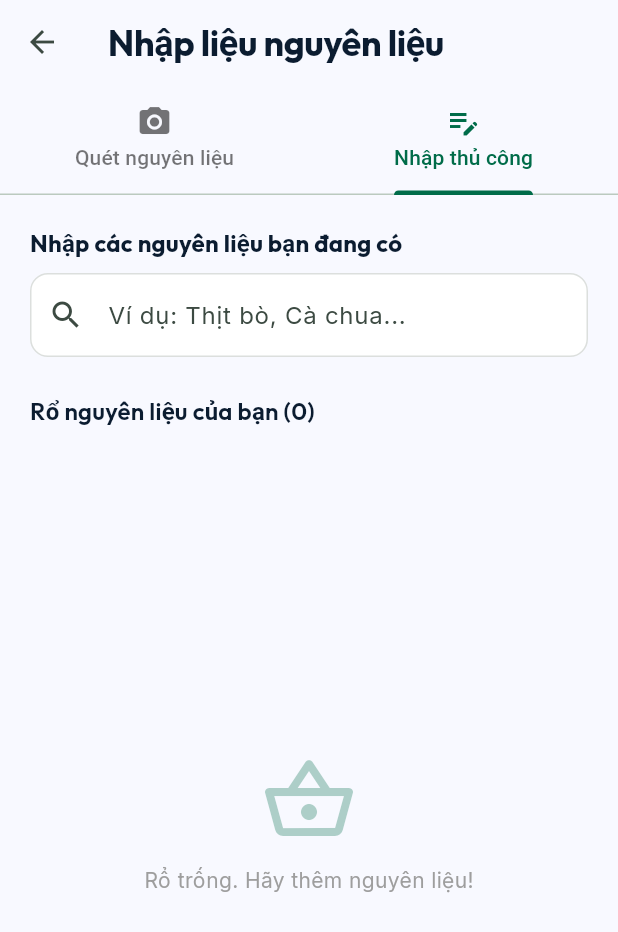
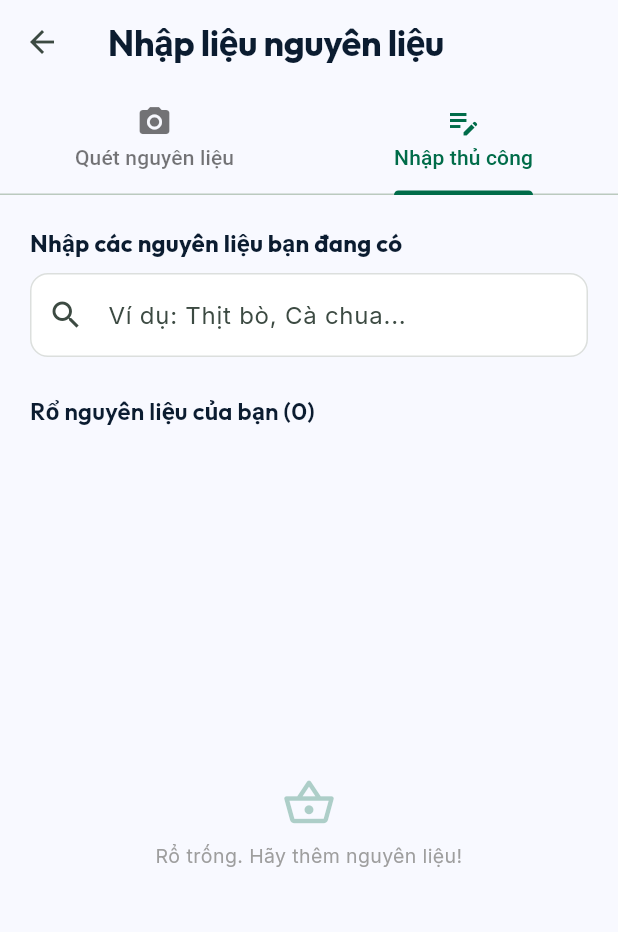
Before and after one commit to tyanzuq2811/SmartBite, a Flutter app: the InputHubScreen screen opened directly, tab 2 chosen, on a phone screen of 412 x 824 dp. Shown: the top 932 px of the screen. Run offline on Flutter 3.47's test engine with Material 3 defaults, Android fonts, the phone set to English and light mode, and no system bars; our stand-ins replace cloud_firestore, connectivity_plus, equatable, firebase_auth, firebase_core, flutter_bloc and 10 more; missing offline and left inert: google_mlkit_image_labeling, mailer, tflite_flutter; accounts and stored records are empty; project files that could hold a hidden picture were left out.

Commit message:
fix(input_hub): resolve RenderFlex vertical layout overflow inside empty basket state

```diff
--- a/lib/presentation/input_hub/input_hub_screen.dart
+++ b/lib/presentation/input_hub/input_hub_screen.dart
@@ -515,16 +515,19 @@ class _InputHubScreenState extends State<InputHubScreen> with SingleTickerProvid
           if (_ingredients.isEmpty)
             Expanded(
               child: Center(
+                child: SingleChildScrollView(
                   child: Column(
                     mainAxisAlignment: MainAxisAlignment.center,
                     children: [
-                    Icon(Icons.shopping_basket_outlined, size: 64, color: theme.colorScheme.primary.withValues(alpha: 0.3)),
-                    const SizedBox(height: 12),
+                      Icon(Icons.shopping_basket_outlined, size: 36, color: theme.colorScheme.primary.withValues(alpha: 0.3)),
+                      const SizedBox(height: 8),
                       Text(
                         Localizations.localeOf(context).languageCode == 'vi' ? 'Rổ trống. Hãy thêm nguyên liệu!' : 'Basket is empty. Please add ingredients!',
-                      style: theme.textTheme.bodyMedium?.copyWith(color: Colors.grey),
+                        style: theme.textTheme.bodyMedium?.copyWith(color: Colors.grey, fontSize: 13),
+                        textAlign: TextAlign.center,
                       ),
                     ],
+                  ),
                 ),
               ),
             )
```
Lines whose indentation alone changed are shown as unchanged.
